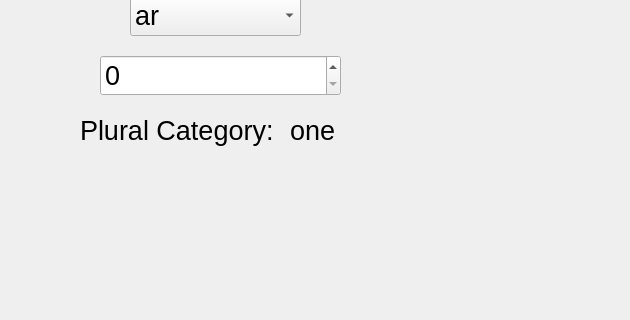
The window that qt/mainwindow.ui (zbraniecki/iuc45-icu4x-demo) describes before a commit, drawn with Qt 5; both pictures show x 170 to 800 and y 185 to 505 of the 800 by 600 pixel window.
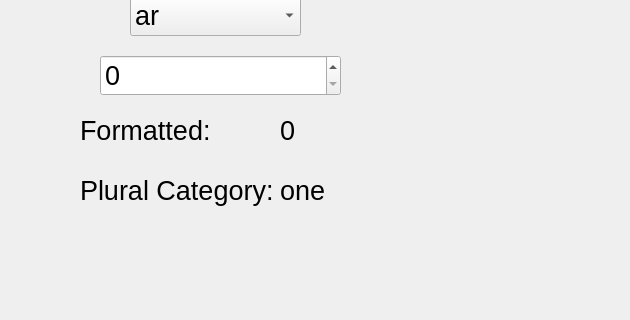
The same window after the commit.

What changed in the file:
```diff
--- a/qt/mainwindow.ui
+++ b/qt/mainwindow.ui
@@ -138,7 +138,7 @@
     <property name="geometry">
      <rect>
       <x>250</x>
-      <y>300</y>
+      <y>360</y>
       <width>201</width>
       <height>31</height>
      </rect>
@@ -155,9 +155,9 @@
    <widget class="QLabel" name="label_2">
     <property name="geometry">
      <rect>
-      <x>460</x>
-      <y>300</y>
-      <width>81</width>
+      <x>450</x>
+      <y>360</y>
+      <width>181</width>
       <height>31</height>
      </rect>
     </property>
@@ -190,6 +190,42 @@
      <string>IUC 45 ICU4X Demo</string>
     </property>
    </widget>
+   <widget class="QLabel" name="label_4">
+    <property name="geometry">
+     <rect>
+      <x>250</x>
+      <y>300</y>
+      <width>201</width>
+      <height>31</height>
+     </rect>
+    </property>
+    <property name="font">
+     <font>
+      <pointsize>20</pointsize>
+     </font>
+    </property>
+    <property name="text">
+     <string>Formatted:</string>
+    </property>
+   </widget>
+   <widget class="QLabel" name="label_5">
+    <property name="geometry">
+     <rect>
+      <x>450</x>
+      <y>300</y>
+      <width>191</width>
+      <height>31</height>
+     </rect>
+    </property>
+    <property name="font">
+     <font>
+      <pointsize>20</pointsize>
+     </font>
+    </property>
+    <property name="text">
+     <string>0</string>
+    </property>
+   </widget>
   </widget>
   <widget class="QStatusBar" name="statusbar"/>
  </widget>
```
Left out of the diff: 3 changed lines with no effect on the pictures.
